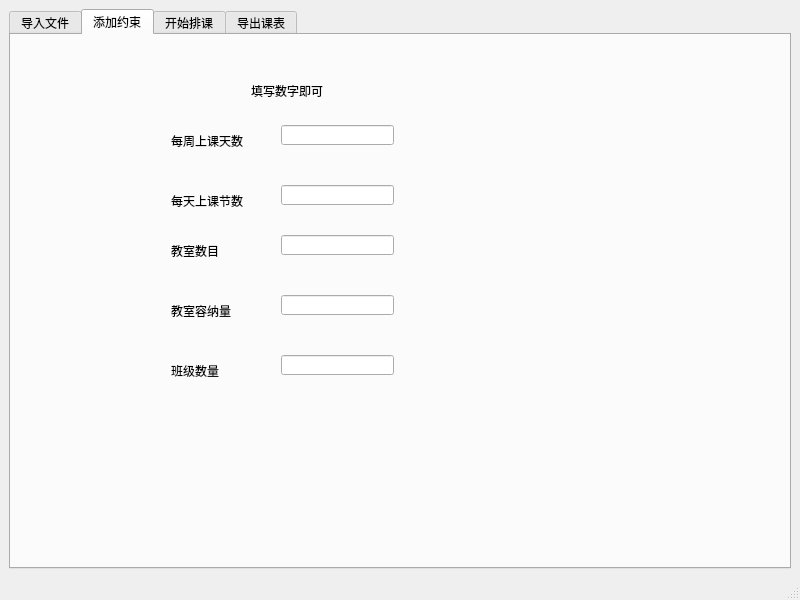
This is startpage.ui in lintean/CClassSchedule as Qt 5 draws it before an edit. The edited form follows.
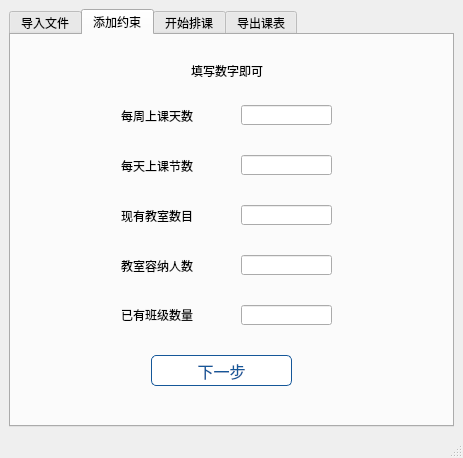
This is the edited form. The open tabs and pages were chosen to show the change.

```diff
--- a/startpage.ui
+++ b/startpage.ui
@@ -6,8 +6,8 @@
    <rect>
     <x>0</x>
     <y>0</y>
-    <width>800</width>
-    <height>600</height>
+    <width>463</width>
+    <height>458</height>
    </rect>
   </property>
   <property name="windowTitle">
@@ -77,9 +77,9 @@
        <widget class="QLineEdit" name="Time">
         <property name="geometry">
          <rect>
-          <x>270</x>
-          <y>150</y>
-          <width>113</width>
+          <x>230</x>
+          <y>120</y>
+          <width>91</width>
           <height>20</height>
          </rect>
         </property>
@@ -87,9 +87,9 @@
        <widget class="QLineEdit" name="room_num">
         <property name="geometry">
          <rect>
-          <x>270</x>
-          <y>200</y>
-          <width>113</width>
+          <x>230</x>
+          <y>170</y>
+          <width>91</width>
           <height>20</height>
          </rect>
         </property>
@@ -97,9 +97,9 @@
        <widget class="QLineEdit" name="stu_num">
         <property name="geometry">
          <rect>
-          <x>270</x>
-          <y>260</y>
-          <width>113</width>
+          <x>230</x>
+          <y>220</y>
+          <width>91</width>
           <height>20</height>
          </rect>
         </property>
@@ -107,9 +107,9 @@
        <widget class="QLineEdit" name="class_num">
         <property name="geometry">
          <rect>
-          <x>270</x>
-          <y>320</y>
-          <width>113</width>
+          <x>230</x>
+          <y>270</y>
+          <width>91</width>
           <height>20</height>
          </rect>
         </property>
@@ -117,9 +117,9 @@
        <widget class="QLineEdit" name="Day">
         <property name="geometry">
          <rect>
-          <x>270</x>
-          <y>90</y>
-          <width>113</width>
+          <x>230</x>
+          <y>70</y>
+          <width>91</width>
           <height>20</height>
          </rect>
         </property>
@@ -127,8 +127,8 @@
        <widget class="QLabel" name="label">
         <property name="geometry">
          <rect>
-          <x>160</x>
-          <y>95</y>
+          <x>110</x>
+          <y>70</y>
           <width>81</width>
           <height>21</height>
          </rect>
@@ -140,8 +140,8 @@
        <widget class="QLabel" name="label_2">
         <property name="geometry">
          <rect>
-          <x>160</x>
-          <y>155</y>
+          <x>110</x>
+          <y>120</y>
           <width>91</width>
           <height>21</height>
          </rect>
@@ -153,48 +153,48 @@
        <widget class="QLabel" name="label_3">
         <property name="geometry">
          <rect>
-          <x>160</x>
-          <y>205</y>
-          <width>91</width>
+          <x>110</x>
+          <y>170</y>
+          <width>81</width>
           <height>21</height>
          </rect>
         </property>
         <property name="text">
-         <string>教室数目</string>
+         <string>现有教室数目</string>
         </property>
        </widget>
        <widget class="QLabel" name="label_4">
         <property name="geometry">
          <rect>
-          <x>160</x>
-          <y>265</y>
+          <x>110</x>
+          <y>220</y>
           <width>91</width>
           <height>21</height>
          </rect>
         </property>
         <property name="text">
-         <string>教室容纳量</string>
+         <string>教室容纳人数</string>
         </property>
        </widget>
        <widget class="QLabel" name="label_5">
         <property name="geometry">
          <rect>
-          <x>160</x>
-          <y>330</y>
-          <width>54</width>
-          <height>12</height>
+          <x>110</x>
+          <y>270</y>
+          <width>91</width>
+          <height>20</height>
          </rect>
         </property>
         <property name="text">
-         <string>班级数量</string>
+         <string>已有班级数量</string>
         </property>
        </widget>
        <widget class="QLabel" name="label_6">
         <property name="geometry">
          <rect>
-          <x>240</x>
-          <y>40</y>
-          <width>171</width>
+          <x>180</x>
+          <y>20</y>
+          <width>81</width>
           <height>31</height>
          </rect>
         </property>
@@ -202,6 +202,30 @@
          <string>填写数字即可</string>
         </property>
        </widget>
+       <widget class="QPushButton" name="pushButton">
+        <property name="geometry">
+         <rect>
+          <x>140</x>
+          <y>320</y>
+          <width>141</width>
+          <height>31</height>
+         </rect>
+        </property>
+        <property name="styleSheet">
+         <string notr="true">    color: rgb(21,87,153);
+    border-radius: 5px;
+    background-color: white;
+    background-clip: border-box;
+    background-origin: border-box;
+    box-shadow: none;
+    padding: 0;
+    border: 1px solid rgb(21,87,153);
+	font-size:16px;</string>
+        </property>
+        <property name="text">
+         <string>下一步</string>
+        </property>
+       </widget>
       </widget>
       <widget class="QWidget" name="tab_3">
        <attribute name="title">
```
Left out of the diff: 113 changed lines with no effect on the pictures.
